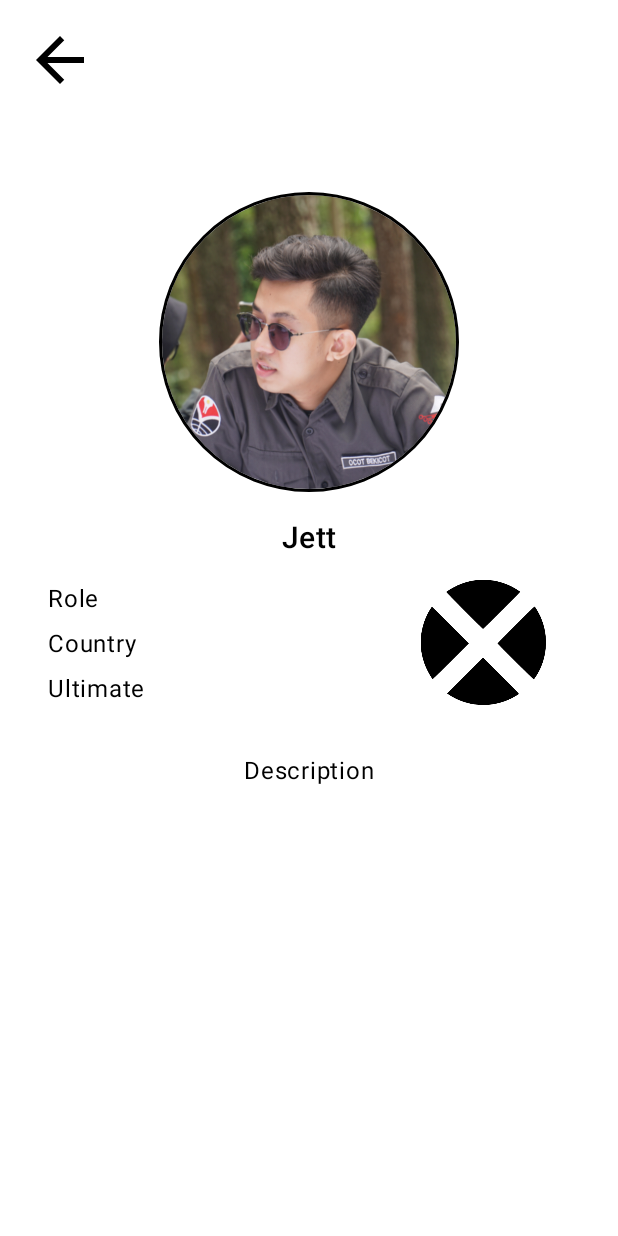
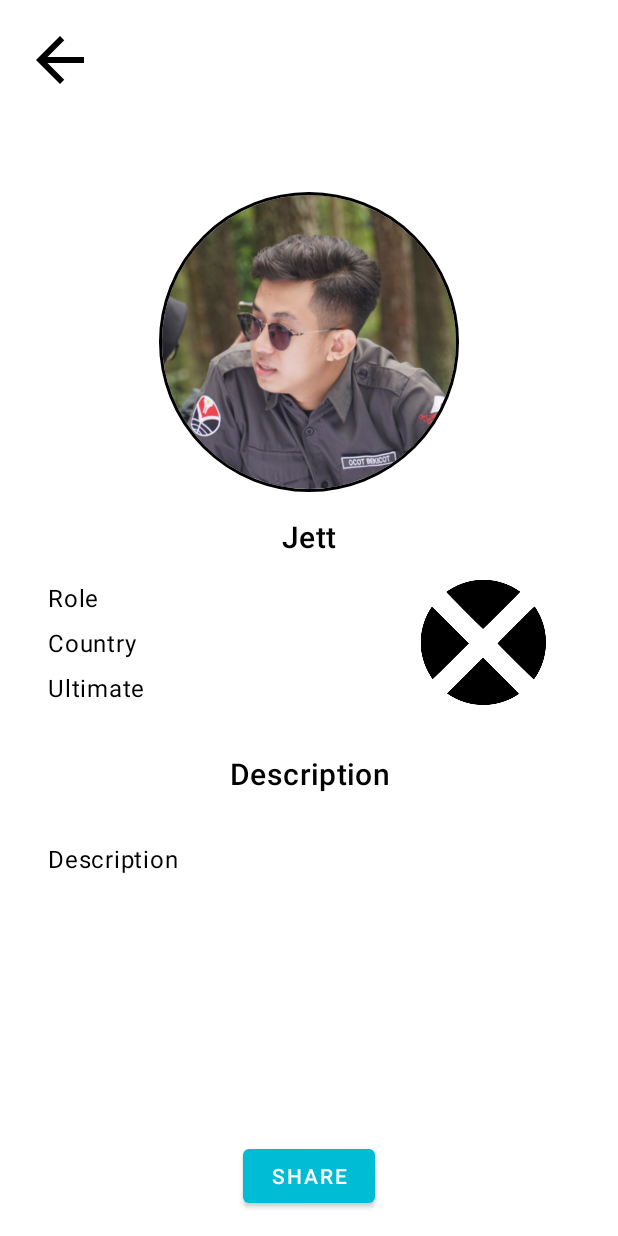
Before and after one commit to riyandifirman/my-valorant-agent-wiki, an Android app: the DetailActivity screen opened directly, with no data from a screen before it, on a phone screen of 412 x 824 dp. Run offline under Robolectric (Android 15) with nearby library versions, the phone set to English and light mode, and no system bars; our stand-ins replace CircleImageView.

Commit message:
add share button at DetailActivity.kt

```diff
--- a/app/src/main/java/com/riyandifirman/myvalorantagentwiki/DetailActivity.kt
+++ b/app/src/main/java/com/riyandifirman/myvalorantagentwiki/DetailActivity.kt
@@ -6,6 +6,7 @@ import androidx.appcompat.app.AppCompatActivity
 import android.os.Bundle
 import android.os.PersistableBundle
 import android.view.View
+import android.widget.Button
 import android.widget.ImageView
 import android.widget.TextView
 import com.riyandifirman.myvalorantagentwiki.databinding.ActivityDetailBinding
@@ -13,6 +14,7 @@ import com.riyandifirman.myvalorantagentwiki.databinding.ActivityDetailBinding
 class DetailActivity : AppCompatActivity(), View.OnClickListener {
 
     private lateinit var binding: ActivityDetailBinding
+    private lateinit var button: Button
 
     override fun onCreate(savedInstanceState: Bundle?) {
         super.onCreate(savedInstanceState)
@@ -39,6 +41,15 @@ class DetailActivity : AppCompatActivity(), View.OnClickListener {
             binding.ivProfile.setImageResource(data.photo)
             binding.ivRole.setImageResource(data.role_icon)
         }
+
+        val url = "https://github.com/riyandifirman/my-valorant-agent-wiki"
+        binding.shareButton.setOnClickListener {
+            val intent = Intent(Intent.ACTION_SEND)
+            intent.type = "text/plain"
+            intent.putExtra(Intent.EXTRA_SUBJECT, "My Valorant Agent Wiki")
+            intent.putExtra(Intent.EXTRA_TEXT, url)
+            startActivity(Intent.createChooser(intent, "Share via"))
+        }
     }
 
     override fun onClick(v: View) {
--- a/app/src/main/res/layout/activity_detail.xml
+++ b/app/src/main/res/layout/activity_detail.xml
@@ -85,15 +85,35 @@
 
     <TextView
         android:id="@+id/tv_description"
-        android:layout_width="wrap_content"
+        style="@style/Theme.TextBody"
+        android:layout_width="400dp"
         android:layout_height="wrap_content"
         android:layout_marginStart="32dp"
         android:layout_marginTop="32dp"
-        android:layout_marginEnd="32dp"
         android:text="@string/description"
-        style="@style/Theme.TextBody"
+        app:layout_constraintStart_toStartOf="parent"
+        app:layout_constraintTop_toBottomOf="@+id/label_description" />
+
+    <TextView
+        android:id="@+id/label_description"
+        style="@style/Theme.TextHeadingPrimary"
+        android:layout_width="wrap_content"
+        android:layout_height="wrap_content"
+        android:layout_marginTop="32dp"
+        android:gravity="center"
+        android:text="@string/description"
         app:layout_constraintEnd_toEndOf="parent"
         app:layout_constraintStart_toStartOf="parent"
         app:layout_constraintTop_toBottomOf="@+id/iv_role" />
 
+    <Button
+        android:id="@+id/share_button"
+        android:layout_width="wrap_content"
+        android:layout_height="wrap_content"
+        android:layout_marginBottom="16dp"
+        android:text="@string/share"
+        app:layout_constraintBottom_toBottomOf="parent"
+        app:layout_constraintEnd_toEndOf="parent"
+        app:layout_constraintStart_toStartOf="parent" />
+
 </androidx.constraintlayout.widget.ConstraintLayout>
--- a/app/src/main/res/values/strings.xml
+++ b/app/src/main/res/values/strings.xml
@@ -10,6 +10,7 @@
     <string name="ultimate">Ultimate</string>
     <string name="description">Description</string>
     <string name="jett">Jett</string>
+    <string name="share">Share</string>
 
     <string-array name="data_name">
         <item>Astra</item>
```
